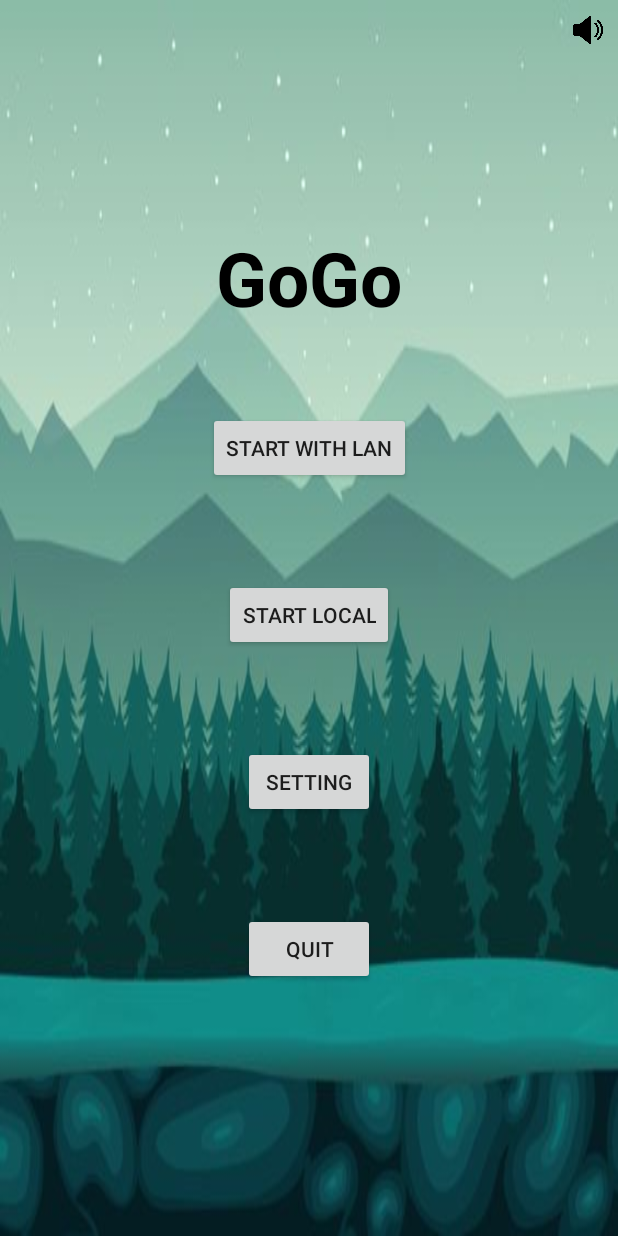
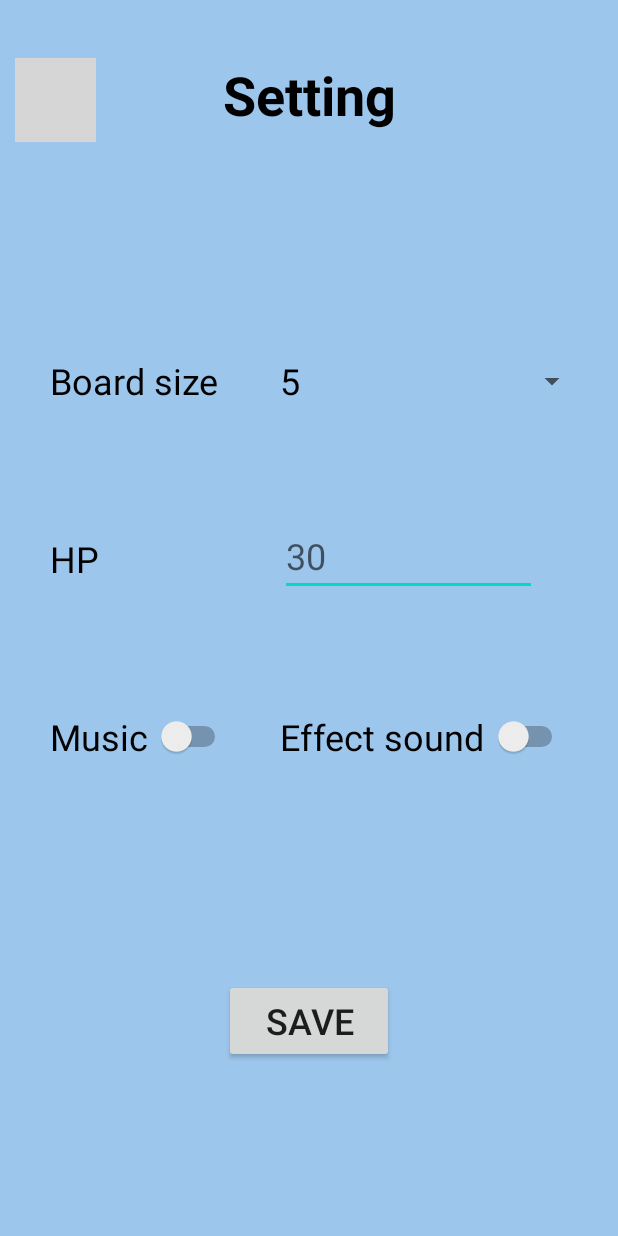
Before and after one commit to phuontharo/1102_gogo, an Android app: the Start screen opened directly, with no data from a screen before it, after a tap on "SETTING", on a phone screen of 412 x 824 dp. Run offline under Robolectric (Android 15) with nearby library versions, the phone set to English and light mode, and no system bars; grey boxes are pictures that could not be loaded.

Commit message:
1102_test

```diff
--- a/app/src/main/java/com/example/testimg/Setting.java
+++ b/app/src/main/java/com/example/testimg/Setting.java
@@ -1,6 +1,10 @@
 package com.example.testimg;
 
+import android.content.Intent;
 import android.os.Bundle;
+import android.view.View;
+import android.view.Window;
+import android.view.WindowManager;
 import android.widget.ArrayAdapter;
 import android.widget.Spinner;
 
@@ -12,14 +16,27 @@ public class Setting extends AppCompatActivity {
     @Override
     protected void onCreate(Bundle savedInstanceState) {
         super.onCreate(savedInstanceState);
+        requestWindowFeature(Window.FEATURE_NO_TITLE);
+        getWindow().setFlags(WindowManager.LayoutParams.FLAG_FULLSCREEN,
+                WindowManager.LayoutParams.FLAG_FULLSCREEN);
         setContentView(R.layout.activity_setting);
-        spinner = (Spinner) findViewById(R.id.spinner);
+        spinner = findViewById(R.id.spinner);
         // Create an ArrayAdapter using the string array and a default spinner layout
         ArrayAdapter<CharSequence> adapter = ArrayAdapter.createFromResource(this,
-                R.array.planets_array, android.R.layout.simple_spinner_item);
+                R.array.board_size_array, android.R.layout.simple_spinner_item);
         // Specify the layout to use when the list of choices appears
         adapter.setDropDownViewResource(android.R.layout.simple_spinner_dropdown_item);
         // Apply the adapter to the spinner
         spinner.setAdapter(adapter);
     }
+
+    public void saveOnClick(View view) {
+        Intent intent = new Intent(this, Start.class);
+        startActivity(intent);
+    }
+
+    public void backOnClick(View view) {
+        Intent intent = new Intent(this, Start.class);
+        startActivity(intent);
+    }
 }
--- a/app/src/main/java/com/example/testimg/Start.java
+++ b/app/src/main/java/com/example/testimg/Start.java
@@ -37,6 +37,8 @@ public class Start extends AppCompatActivity {
     }
 
     public void onClickSetting(View view) {
+        Intent intent = new Intent(this, Setting.class);
+        startActivity(intent);
     }
 
     public void onClickQuit(View view) {
--- a/app/src/main/java/com/example/testimg/WaitGuest.java
+++ b/app/src/main/java/com/example/testimg/WaitGuest.java
@@ -11,10 +11,10 @@ public class WaitGuest extends AppCompatActivity {
     @Override
     protected void onCreate(Bundle savedInstanceState) {
         super.onCreate(savedInstanceState);
-        setContentView(R.layout.activity_wait_guest);
         requestWindowFeature(Window.FEATURE_NO_TITLE);
         getWindow().setFlags(WindowManager.LayoutParams.FLAG_FULLSCREEN,
                 WindowManager.LayoutParams.FLAG_FULLSCREEN);
+        setContentView(R.layout.activity_wait_guest);
     }
 
 }
--- a/app/src/main/res/layout/activity_setting.xml
+++ b/app/src/main/res/layout/activity_setting.xml
@@ -11,6 +11,8 @@
         android:id="@+id/isEffect"
         android:layout_width="wrap_content"
         android:layout_height="wrap_content"
+        android:switchMinWidth="50dp"
+        android:switchPadding="5dp"
         android:text="Effect sound"
         android:textColor="#000000"
         android:textSize="24sp"
@@ -25,6 +27,8 @@
         android:id="@+id/isMusic"
         android:layout_width="wrap_content"
         android:layout_height="wrap_content"
+        android:switchMinWidth="50dp"
+        android:switchPadding="5dp"
         android:text="Music"
         android:textColor="#000000"
         android:textSize="24sp"
@@ -37,7 +41,7 @@
     <Spinner
         android:id="@+id/spinner"
         android:layout_width="205dp"
-        android:layout_height="116dp"
+        android:layout_height="100dp"
         app:layout_constraintBottom_toBottomOf="@+id/textView"
         app:layout_constraintEnd_toEndOf="parent"
         app:layout_constraintHorizontal_bias="0.0"
@@ -76,6 +80,7 @@
         android:id="@+id/button4"
         android:layout_width="113dp"
         android:layout_height="56dp"
+        android:onClick="saveOnClick"
         android:text="Save"
         android:textSize="24sp"
         app:layout_constraintBottom_toBottomOf="parent"
@@ -112,4 +117,20 @@
         app:layout_constraintStart_toStartOf="@+id/isEffect"
         app:layout_constraintTop_toTopOf="@+id/textView4" />
 
+    <ImageButton
+        android:id="@+id/imageButton2"
+        android:layout_width="54dp"
+        android:layout_height="56dp"
+        android:layout_marginStart="10dp"
+        android:backgroundTint="#00FFFFFF"
+        android:onClick="backOnClick"
+        android:scaleType="fitCenter"
+        app:layout_constraintBottom_toBottomOf="@+id/textView5"
+        app:layout_constraintEnd_toStartOf="@+id/textView5"
+        app:layout_constraintHorizontal_bias="0.0"
+        app:layout_constraintStart_toStartOf="parent"
+        app:layout_constraintTop_toTopOf="@+id/textView5"
+        app:layout_constraintVertical_bias="0.0"
+        app:srcCompat="@drawable/pre" />
+
 </androidx.constraintlayout.widget.ConstraintLayout>
--- a/app/src/main/res/values/Setting.xml
+++ b/app/src/main/res/values/Setting.xml
@@ -1,13 +1,10 @@
 <?xml version="1.0" encoding="utf-8"?>
 <resources>
-    <string-array name="planets_array">
-        <item>Mercury</item>
-        <item>Venus</item>
-        <item>Earth</item>
-        <item>Mars</item>
-        <item>Jupiter</item>
-        <item>Saturn</item>
-        <item>Uranus</item>
-        <item>Neptune</item>
+    <string-array name="board_size_array">
+        <item>5</item>
+        <item>7</item>
+        <item>9</item>
+        <item>11</item>
+        <item>13</item>
     </string-array>
 </resources>
--- a/app/src/main/res/values/styles.xml
+++ b/app/src/main/res/values/styles.xml
@@ -5,6 +5,28 @@
         <item name="colorPrimary">@color/colorPrimary</item>
         <item name="colorPrimaryDark">@color/colorPrimaryDark</item>
         <item name="colorAccent">@color/colorAccent</item>
+
+        <!-- For the resting Spinner style -->
+        <item name="android:spinnerItemStyle">
+            @style/spinnerItemStyle
+        </item>
+
+        <!-- For each individual Spinner list item once clicked on -->
+        <item name="android:spinnerDropDownItemStyle">
+            @style/spinnerDropDownItemStyle
+        </item>
+
+    </style>
+
+    <style name="spinnerItemStyle">
+        <item name="android:textSize">24sp</item>
+        <item name="android:textColor">#000000</item>
+    </style>
+
+    <style name="spinnerDropDownItemStyle">
+        <item name="android:padding">10dp</item>
+        <item name="android:textSize">24sp</item>
+        <item name="android:textColor">#000000</item>
     </style>
 
 </resources>
```
Also changed, not shown: app/src/main/res/drawable-v24/next.png (added).
